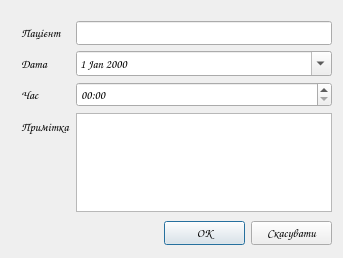
Qt form addeventdialog.ui (moz6go/NesterDentalClinic) before a commit.
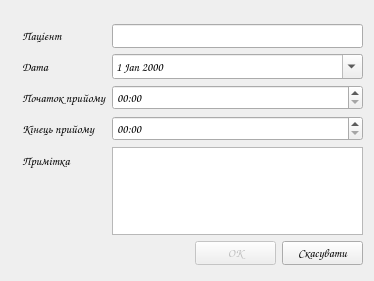
The same form after that commit. Icons and pictures are not drawn.

The edit to the form file:
```diff
--- a/addeventdialog.ui
+++ b/addeventdialog.ui
@@ -6,8 +6,8 @@
    <rect>
     <x>0</x>
     <y>0</y>
-    <width>343</width>
-    <height>258</height>
+    <width>374</width>
+    <height>281</height>
    </rect>
   </property>
   <property name="font">
@@ -26,8 +26,8 @@
   <widget class="QWidget" name="layoutWidget">
    <property name="geometry">
     <rect>
-     <x>164</x>
-     <y>220</y>
+     <x>195</x>
+     <y>240</y>
      <width>168</width>
      <height>27</height>
     </rect>
@@ -35,6 +35,9 @@
    <layout class="QHBoxLayout" name="horizontalLayout">
     <item>
      <widget class="QPushButton" name="ok_pb">
+      <property name="enabled">
+       <bool>false</bool>
+      </property>
       <property name="text">
        <string>ОК</string>
       </property>
@@ -52,10 +55,10 @@
   <widget class="QWidget" name="">
    <property name="geometry">
     <rect>
-     <x>21</x>
-     <y>21</y>
-     <width>311</width>
-     <height>191</height>
+     <x>22</x>
+     <y>24</y>
+     <width>341</width>
+     <height>211</height>
     </rect>
    </property>
    <layout class="QFormLayout" name="formLayout">
@@ -90,7 +93,7 @@
     <item row="2" column="0">
      <widget class="QLabel" name="label_3">
       <property name="text">
-       <string>Час</string>
+       <string>Початок прийому</string>
       </property>
      </widget>
     </item>
@@ -105,13 +108,30 @@
      </widget>
     </item>
     <item row="3" column="0">
+     <widget class="QLabel" name="label_5">
+      <property name="text">
+       <string>Кінець прийому</string>
+      </property>
+     </widget>
+    </item>
+    <item row="3" column="1">
+     <widget class="QTimeEdit" name="time_to_te">
+      <property name="displayFormat">
+       <string>hh:mm</string>
+      </property>
+      <property name="calendarPopup">
+       <bool>true</bool>
+      </property>
+     </widget>
+    </item>
+    <item row="4" column="0">
      <widget class="QLabel" name="label_4">
       <property name="text">
        <string>Примітка</string>
       </property>
      </widget>
     </item>
-    <item row="3" column="1">
+    <item row="4" column="1">
      <widget class="QTextEdit" name="comment_te"/>
     </item>
    </layout>
```
Left out of the diff: 2 changed lines with no effect on the pictures.
